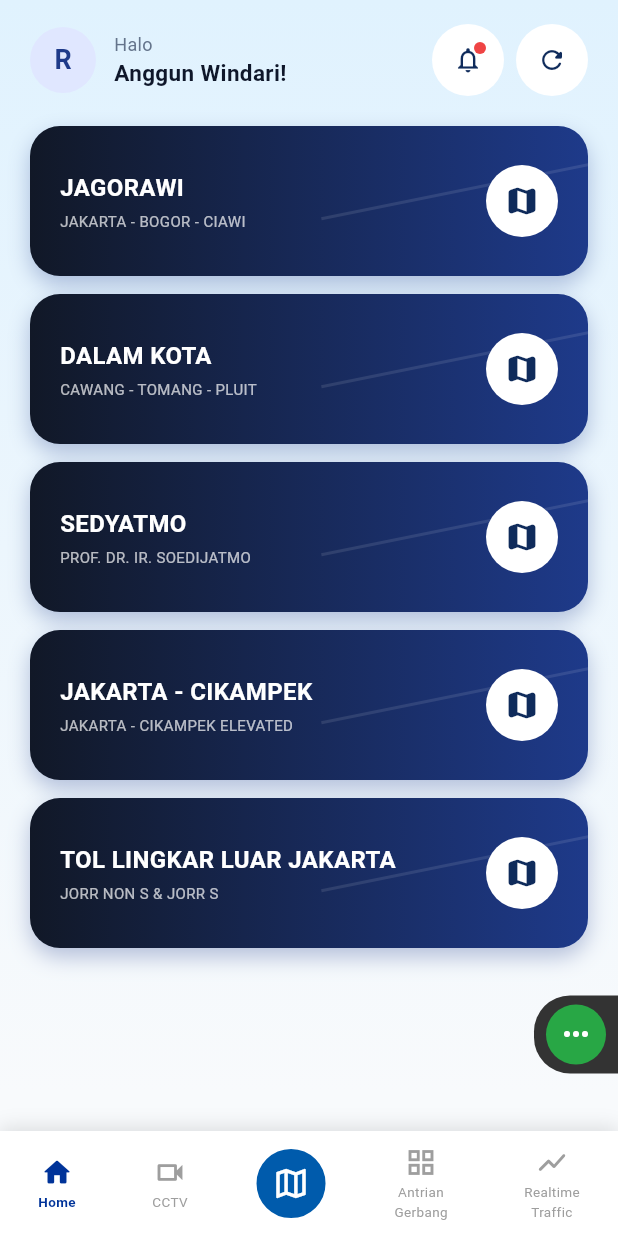
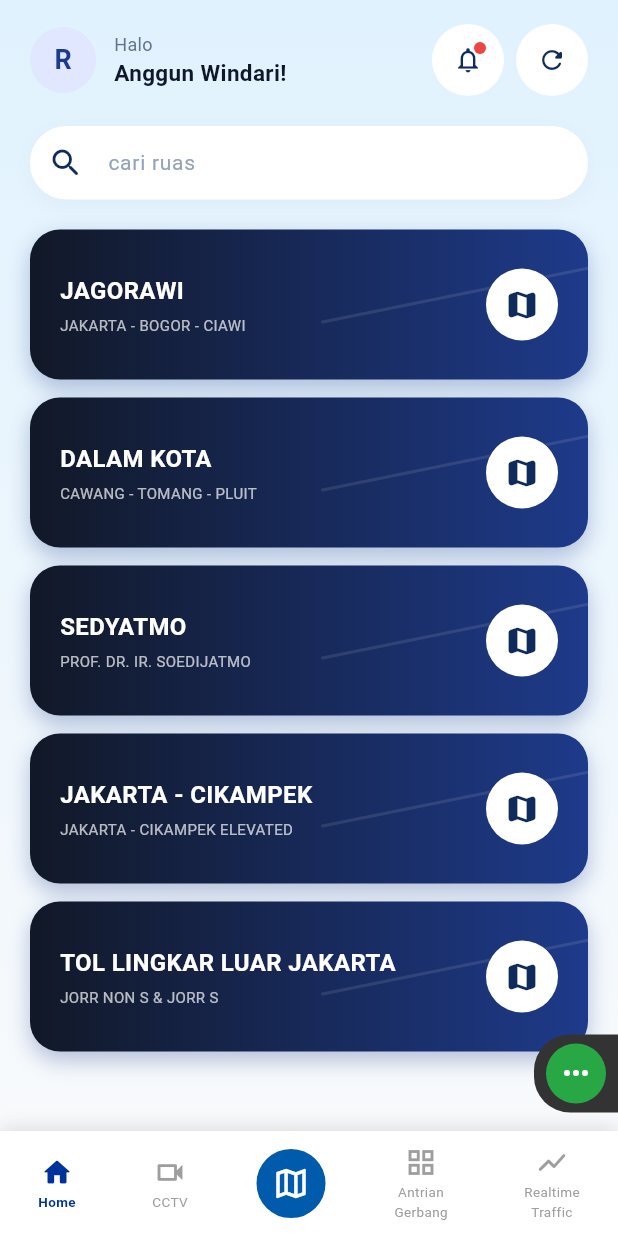
Before and after one commit to ahmadayyuba/idp-jasa-marga, a Flutter app: the CctvRuasScreen screen opened by its route, on a phone screen of 412 x 824 dp. Run offline on Flutter 3.47's test engine with Material 3 defaults, Android fonts, the phone set to English and light mode, and no system bars; network calls fail.

Commit message:
Refactoring Data Layer

```diff
--- /dev/null
+++ b/lib/cctv/data/cctv_mock_datasource.dart
@@ -0,0 +1,110 @@
+import '../data/models/camera_model.dart';
+import '../data/models/ruas_model.dart';
+import '../data/models/segment_model.dart';
+
+class CctvMockDatasource {
+    static const List<RuasModel> ruasList = [
+    RuasModel(
+        id: 'ruas_jagorawi',
+        title: 'JAGORAWI',
+        subtitle: 'JAKARTA - BOGOR - CIAWI',
+    ),
+    RuasModel(
+        id: 'ruas_dalam_kota',
+        title: 'DALAM KOTA',
+        subtitle: 'CAWANG - TOMANG - PLUIT',
+    ),
+    RuasModel(
+        id: 'ruas_sedyatmo',
+        title: 'SEDYATMO',
+        subtitle: 'PROF. DR. IR. SOEDIJATMO',
+    ),
+    RuasModel(
+        id: 'ruas_japek',
+        title: 'JAKARTA - CIKAMPEK',
+        subtitle: 'JAKARTA - CIKAMPEK ELEVATED',
+    ),
+    RuasModel(
+        id: 'ruas_jorr',
+        title: 'TOL LINGKAR LUAR JAKARTA',
+        subtitle: 'JORR NON S & JORR S',
+    ),
+];
+
+    static const List<SegmentModel> segmentList = [
+    SegmentModel(
+        id: 'seg_all',
+        ruasId: 'ruas_jagorawi',
+        title: 'Semua Segment',
+        isAll: true,
+    ),
+    SegmentModel(
+        id: 'seg_1',
+        ruasId: 'ruas_jagorawi',
+        title: 'SS CAWANG - TEBET',
+    ),
+    SegmentModel(
+        id: 'seg_2',
+        ruasId: 'ruas_jagorawi',
+        title: 'SS CAWANG - CILILITAN',
+    ),
+    SegmentModel(
+        id: 'seg_3',
+        ruasId: 'ruas_jagorawi',
+        title: 'SS TMII - CIBUBUR',
+    ),
+    SegmentModel(
+        id: 'seg_4',
+        ruasId: 'ruas_jagorawi',
+        title: 'SS GUNUNG PUTRI - BOGOR',
+    ),
+    SegmentModel(
+        id: 'seg_5',
+        ruasId: 'ruas_jagorawi',
+        title: 'SS BOGOR - CIAWI',
+    ),
+];
+
+    static const List<CameraModel> cameraList = [
+    CameraModel(
+        id: 'cam_1',
+        segmentId: 'seg_2',
+        code: '01+600 Cililitan',
+        title: 'SS KM 00+400',
+        subtitle: 'CAWANG - CILILITAN',
+        location: 'KM 00+400 | CAWANG - CILILITAN',
+        direction: 'CAWANG',
+        timestamp: '2026-08-27 06:30:15',
+    ),
+    CameraModel(
+        id: 'cam_2',
+        segmentId: 'seg_2',
+        code: '01+600 Cililitan',
+        title: 'SS CKM 00+400',
+        subtitle: 'GERBANG TOL CILILITAN',
+        location: 'KM 00+400 | GERBANG TOL CILILITAN',
+        direction: 'CILILITAN',
+        timestamp: '2026-08-27 06:30:15',
+    ),
+    CameraModel(
+        id: 'cam_3',
+        segmentId: 'seg_1',
+        code: '03+200 Tebet',
+        title: 'SS KM 03+200',
+        subtitle: 'SIMPANG SUSUN TEBET',
+        location: 'KM 03+200 | SIMPANG SUSUN TEBET',
+        direction: 'TEBET',
+        timestamp: '2026-08-27 06:30:15',
+    ),
+    CameraModel(
+        id: 'cam_4',
+        segmentId: 'seg_3',
+        code: '08+100 TMII',
+        title: 'SS KM 08+100',
+        subtitle: 'GERBANG TOL TMII',
+        location: 'KM 08+100 | GERBANG TOL TMII',
+        direction: 'TMII',
+        timestamp: '2026-08-27 06:30:15',
+    ),
+];
+}
--- /dev/null
+++ b/lib/cctv/data/models/camera_model.dart
@@ -0,0 +1,51 @@
+class CameraModel {
+  final String id;
+  final String segmentId;
+  final String code;
+  final String title;
+  final String subtitle;
+  final String location;
+  final String direction;
+  final bool isLive;
+  final String timestamp;
+
+  const CameraModel({
+    required this.id,
+    required this.segmentId,
+    required this.code,
+    required this.title,
+    required this.subtitle,
+    required this.location,
+    required this.direction,
+    this.isLive = true,
+    required this.timestamp,
+  });
+
+  factory CameraModel.fromJson(Map<String, dynamic> json) {
+    return CameraModel(
+      id: json['id'] as String? ?? '',
+      segmentId: json['segment_id'] as String? ?? '',
+      code: json['code'] as String? ?? '',
+      title: json['title'] as String? ?? '',
+      subtitle: json['subtitle'] as String? ?? '',
+      location: json['location'] as String? ?? '',
+      direction: json['direction'] as String? ?? '',
+      isLive: json['is_live'] as bool? ?? true,
+      timestamp: json['timestamp'] as String? ?? '',
+    );
+  }
+
+  Map<String, dynamic> toJson() {
+    return {
+      'id': id,
+      'segment_id': segmentId,
+      'code': code,
+      'title': title,
+      'subtitle': subtitle,
+      'location': location,
+      'direction': direction,
+      'is_live': isLive,
+      'timestamp': timestamp,
+    };
+  }
+}
--- /dev/null
+++ b/lib/cctv/data/models/ruas_model.dart
@@ -0,0 +1,27 @@
+class RuasModel {
+  final String id;
+  final String title;
+  final String subtitle;
+
+  const RuasModel({
+    required this.id,
+    required this.title,
+    required this.subtitle,
+  });
+
+  factory RuasModel.fromJson(Map<String, dynamic> json) {
+    return RuasModel(
+      id: json['id'] as String? ?? '',
+      title: json['title'] as String? ?? '',
+      subtitle: json['subtitle'] as String? ?? '',
+    );
+  }
+
+  Map<String, dynamic> toJson() {
+    return {
+      'id': id,
+      'title': title,
+      'subtitle': subtitle,
+    };
+  }
+}
--- /dev/null
+++ b/lib/cctv/data/models/segment_model.dart
@@ -0,0 +1,31 @@
+class SegmentModel {
+  final String id;
+  final String ruasId;
+  final String title;
+  final bool isAll;
+
+  const SegmentModel({
+    required this.id,
+    required this.ruasId,
+    required this.title,
+    this.isAll = false,
+  });
+
+  factory SegmentModel.fromJson(Map<String, dynamic> json) {
+    return SegmentModel(
+      id: json['id'] as String? ?? '',
+      ruasId: json['ruas_id'] as String? ?? '',
+      title: json['title'] as String? ?? '',
+      isAll: json['is_all'] as bool? ?? false,
+    );
+  }
+
+  Map<String, dynamic> toJson() {
+    return {
+      'id': id,
+      'ruas_id': ruasId,
+      'title': title,
+      'is_all': isAll,
+    };
+  }
+}
--- a/lib/cctv/presentation/cctv_ruas_screen.dart
+++ b/lib/cctv/presentation/cctv_ruas_screen.dart
@@ -1,6 +1,9 @@
 import 'package:flutter/material.dart';
 
+import '../data/cctv_mock_datasource.dart';
+import '../data/models/ruas_model.dart';
 import 'widgets/cctv_header.dart';
+import 'widgets/cctv_search_bar.dart';
 import 'widgets/cctv_ruas_card.dart';
 import './cctv_segment_screen.dart';
 
@@ -17,16 +20,29 @@ class CctvRuasScreen extends StatefulWidget {
 }
 
 class _CctvRuasScreenState extends State<CctvRuasScreen> {
-  final List<Map<String, String>> _ruasData = [
-    {'title': 'JAGORAWI', 'subtitle': 'JAKARTA - BOGOR - CIAWI'},
-    {'title': 'DALAM KOTA', 'subtitle': 'CAWANG - TOMANG - PLUIT'},
-    {'title': 'SEDYATMO', 'subtitle': 'PROF. DR. IR. SOEDIJATMO'},
-    {'title': 'JAKARTA - CIKAMPEK', 'subtitle': 'JAKARTA - CIKAMPEK ELEVATED'},
-    {'title': 'TOL LINGKAR LUAR JAKARTA', 'subtitle': 'JORR NON S & JORR S'},
-  ];
+  final TextEditingController _searchController = TextEditingController();
+  String _searchQuery = '';
+
+  @override
+  void dispose() {
+    _searchController.dispose();
+    super.dispose();
+  }
+
+  List<RuasModel> get _filteredRuas {
+    final list = CctvMockDatasource.ruasList;
+    if (_searchQuery.isEmpty) return list;
+    final query = _searchQuery.toLowerCase();
+    return list.where((ruas) {
+      return ruas.title.toLowerCase().contains(query) ||
+          ruas.subtitle.toLowerCase().contains(query);
+    }).toList();
+  }
 
   @override
   Widget build(BuildContext context) {
+    final filtered = _filteredRuas;
+
     return Scaffold(
       body: Container(
         decoration: const BoxDecoration(
@@ -49,26 +65,37 @@ class _CctvRuasScreenState extends State<CctvRuasScreen> {
                     const CctvHeader(),
                     const SizedBox(height: 20),
 
+                    CctvSearchBar(
+                      controller: _searchController,
+                      hintText: 'cari ruas',
+                      onChanged: (query) {
+                        setState(() {
+                          _searchQuery = query;
+                        });
+                      },
+                    ),
+                    const SizedBox(height: 20),
+
                     // List Render
                     ListView.separated(
                       shrinkWrap: true,
                       physics: const NeverScrollableScrollPhysics(),
-                      itemCount: _ruasData.length,
+                      itemCount: filtered.length,
                       separatorBuilder: (context, index) =>
                           const SizedBox(height: 12),
-
-                      // 1. Hapus tanda "=>" di sini, cukup gunakan "{"
                       itemBuilder: (context, index) {
-                        final ruas = _ruasData[index];
+                        final ruas = filtered[index];
                         return CctvRuasCard(
-                          title: ruas['title']!,
-                          subtitle: ruas['subtitle']!,
+                          ruas: ruas,
+                          title: ruas.title,
+                          subtitle: ruas.subtitle,
                           onTap: () {
-                            // 👇 Navigasi langsung ke CctvSegmentScreen membawa nama ruas
                             Navigator.of(context).push(
                               MaterialPageRoute(
-                                builder: (context) =>
-                                    CctvSegmentScreen(ruasName: ruas['title']!),
+                                builder: (context) => CctvSegmentScreen(
+                                  ruas: ruas,
+                                  ruasName: ruas.title,
+                                ),
                               ),
                             );
                           },
--- a/lib/cctv/presentation/widgets/cctv_ruas_card.dart
+++ b/lib/cctv/presentation/widgets/cctv_ruas_card.dart
@@ -1,17 +1,23 @@
 import 'package:flutter/material.dart';
+import '../../data/models/ruas_model.dart';
 import '../../../core/constants/app_colors.dart';
 
 class CctvRuasCard extends StatelessWidget {
-  final String title;
-  final String subtitle;
+  final RuasModel? ruas;
+  final String? title;
+  final String? subtitle;
   final VoidCallback onTap;
 
   const CctvRuasCard({
     super.key,
-    required this.title,
-    required this.subtitle,
+    this.ruas,
+    this.title,
+    this.subtitle,
     required this.onTap,
   });
+
+  String get displayTitle => ruas?.title ?? title ?? '';
+  String get displaySubtitle => ruas?.subtitle ?? subtitle ?? '';
 
   @override
   Widget build(BuildContext context) {
@@ -28,7 +34,7 @@ class CctvRuasCard extends StatelessWidget {
           ),
           boxShadow: [
             BoxShadow(
-              color: AppColors.primaryBlue.withOpacity(0.3),
+              color: AppColors.primaryBlue.withValues(alpha: 0.3),
               blurRadius: 12,
               offset: const Offset(0, 6),
             ),
@@ -49,7 +55,7 @@ class CctvRuasCard extends StatelessWidget {
                   decoration: BoxDecoration(
                     border: Border(
                       top: BorderSide(
-                        color: AppColors.white.withOpacity(0.1),
+                        color: AppColors.white.withValues(alpha: 0.1),
                         width: 2,
                       ),
                     ),
@@ -69,7 +75,7 @@ class CctvRuasCard extends StatelessWidget {
                       mainAxisAlignment: MainAxisAlignment.center,
                       children: [
                         Text(
-                          title,
+                          displayTitle,
                           style: const TextStyle(
                             fontSize: 16,
                             fontWeight: FontWeight.bold,
@@ -78,7 +84,7 @@ class CctvRuasCard extends StatelessWidget {
                         ),
                         const SizedBox(height: 4),
                         Text(
-                          subtitle,
+                          displaySubtitle,
                           style: const TextStyle(
                             fontSize: 10,
                             color: AppColors.white70,
```
Also changed, not shown: lib/cctv/presentation/cctv_live_screen.dart (+22 -38 lines), lib/cctv/presentation/cctv_segment_screen.dart (+27 -22 lines), lib/cctv/presentation/widgets/cctv_camera_card.dart (+16 -9 lines), lib/cctv/presentation/widgets/cctv_main_player_card.dart (+22 -9 lines), lib/cctv/presentation/widgets/cctv_segment_card.dart (+20 -11 lines), 1 other file.
